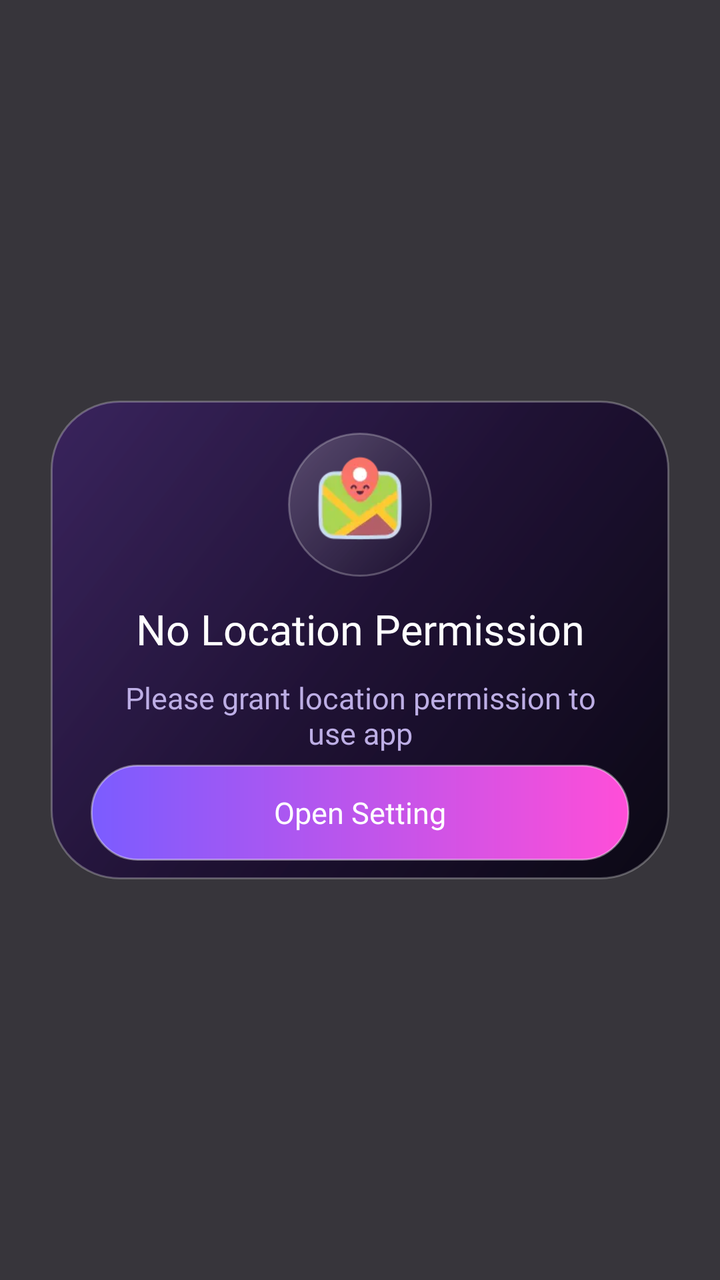
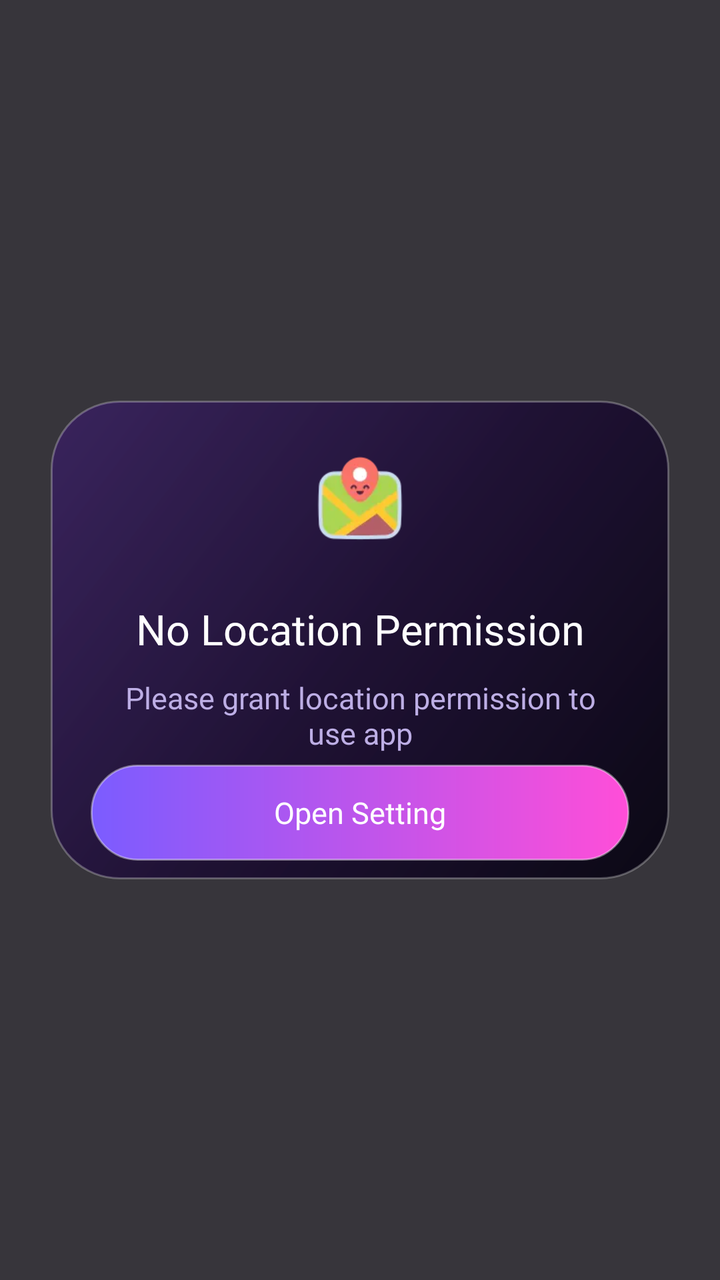

Compare the two renders of this Android layout. The source of the first and the diff that turns it into the second are given below.
<!-- AndroidManifest.xml: application theme Theme.BaseProject -->
<!-- res/layout/dialog_no_location.xml -->
<?xml version="1.0" encoding="utf-8"?>
<androidx.constraintlayout.widget.ConstraintLayout xmlns:android="http://schemas.android.com/apk/res/android"
    xmlns:app="http://schemas.android.com/apk/res-auto"
    android:layout_width="match_parent"
    android:layout_height="match_parent"
    android:animateLayoutChanges="true"
    android:background="#CC05030A">

    <View
        android:id="@+id/bg_parent"
        android:layout_width="0dp"
        android:layout_height="0dp"
        android:background="@drawable/bg_modal_glass"
        app:layout_constraintBottom_toBottomOf="parent"
        app:layout_constraintDimensionRatio="344:266"
        app:layout_constraintEnd_toEndOf="parent"
        app:layout_constraintStart_toStartOf="parent"
        app:layout_constraintTop_toTopOf="parent"
        app:layout_constraintWidth_percent="0.86" />

    <ImageView
        android:id="@+id/ivThumb"
        android:layout_width="0dp"
        android:layout_height="0dp"
        android:layout_marginTop="16dp"
        android:background="@drawable/bg_glass_icon_button"
        android:padding="12dp"
        android:scaleType="fitCenter"
        android:src="@drawable/ic_map"
        app:layout_constraintDimensionRatio="1"
        app:layout_constraintEnd_toEndOf="@+id/bg_parent"
        app:layout_constraintStart_toStartOf="@+id/bg_parent"
        app:layout_constraintTop_toTopOf="@id/bg_parent"
        app:layout_constraintWidth_percent="0.2" />

    <TextView
        android:id="@+id/tvDeleteItem"
        android:layout_width="0dp"
        android:layout_height="wrap_content"
        android:layout_marginHorizontal="22dp"
        android:layout_marginTop="12dp"
        android:ellipsize="end"
        android:fontFamily="@font/inter_black"
        android:gravity="center"
        android:maxLines="1"
        android:text="No Location Permission"
        android:textColor="@color/white"
        android:textSize="21sp"
        app:layout_constraintEnd_toEndOf="@id/bg_parent"
        app:layout_constraintStart_toStartOf="@id/bg_parent"
        app:layout_constraintTop_toBottomOf="@id/ivThumb" />

    <TextView
        android:id="@+id/tvAreYouSure"
        android:layout_width="0dp"
        android:layout_height="wrap_content"
        android:layout_marginHorizontal="28dp"
        android:layout_marginTop="10dp"
        android:fontFamily="@font/inter_medium"
        android:gravity="center"
        android:text="Please grant location permission to use app"
        android:textColor="#BDAEE5"
        android:textSize="15sp"
        app:layout_constraintEnd_toEndOf="@id/bg_parent"
        app:layout_constraintStart_toStartOf="@id/bg_parent"
        app:layout_constraintTop_toBottomOf="@id/tvDeleteItem" />

    <TextView
        android:id="@+id/tvOpenSetting"
        android:layout_width="0dp"
        android:layout_height="48dp"
        android:layout_marginHorizontal="20dp"
        android:layout_marginTop="12dp"
        android:layout_marginBottom="16dp"
        android:background="@drawable/bg_gradient_update_button"
        android:clickable="true"
        android:ellipsize="end"
        android:focusable="true"
        android:fontFamily="@font/inter_black"
        android:gravity="center"
        android:maxLines="1"
        android:paddingHorizontal="10dp"
        android:text="Open Setting"
        android:textColor="@color/white"
        android:textSize="15sp"
        app:layout_constraintBottom_toBottomOf="@id/bg_parent"
        app:layout_constraintEnd_toEndOf="@id/bg_parent"
        app:layout_constraintHorizontal_chainStyle="packed"
        app:layout_constraintStart_toStartOf="@id/bg_parent"
        app:layout_constraintTop_toBottomOf="@id/tvAreYouSure" />

</androidx.constraintlayout.widget.ConstraintLayout>
<!-- resources referenced by this layout -->
<resources>
  <color name="white">#FFFFFFFF</color>
  <!-- drawable bg_glass_icon_button (drawable) -->
  <?xml version="1.0" encoding="utf-8"?>
  <ripple xmlns:android="http://schemas.android.com/apk/res/android"
      android:color="#33FFFFFF">
      <item>
          <shape android:shape="oval">
              <gradient
                  android:angle="315"
                  android:endColor="#33110922"
                  android:startColor="#36FFFFFF" />
              <stroke
                  android:width="1dp"
                  android:color="#40FFFFFF" />
          </shape>
      </item>
  </ripple>
  <!-- drawable bg_gradient_update_button (drawable) -->
  <?xml version="1.0" encoding="utf-8"?>
  <ripple xmlns:android="http://schemas.android.com/apk/res/android"
      android:color="#55FFFFFF">
      <item>
          <shape android:shape="rectangle">
              <gradient
                  android:angle="0"
                  android:endColor="#FF4ED8"
                  android:startColor="#7B5CFF" />
              <corners android:radius="23dp" />
              <stroke
                  android:width="1dp"
                  android:color="#66FFFFFF" />
          </shape>
      </item>
  </ripple>
  <!-- drawable bg_modal_glass (drawable) -->
  <?xml version="1.0" encoding="utf-8"?>
  <shape xmlns:android="http://schemas.android.com/apk/res/android">
      <gradient
          android:angle="315"
          android:centerColor="#E51C0D33"
          android:endColor="#F1080512"
          android:startColor="#C93A1F66" />
      <corners android:radius="34dp" />
      <stroke
          android:width="1dp"
          android:color="#44FFFFFF" />
  </shape>
  <!-- drawable ic_map: webp bitmap (drawable, 1754 bytes) -->
  <style name="Theme.BaseProject" parent="Base.Theme.BaseProject" />
  <style name="Base.Theme.BaseProject" parent="Theme.MaterialComponents.Light.NoActionBar">
          
          <item name="colorPrimary">@color/purple_500</item>
          <item name="colorPrimaryVariant">@color/purple_700</item>
          <item name="colorOnPrimary">@color/white</item>
          
          <item name="colorSecondary">@color/teal_200</item>
          <item name="colorSecondaryVariant">@color/teal_700</item>
          <item name="colorOnSecondary">@color/black</item>
          
          <item name="android:statusBarColor">?attr/colorPrimaryVariant</item>
          
          
          <item name="android:colorControlHighlight">@color/ripple_color_main</item>
      </style>
  <color name="purple_500">#FF6200EE</color>
  <color name="purple_700">#FF3700B3</color>
  <color name="teal_200">#FF03DAC5</color>
  <color name="teal_700">#FF018786</color>
  <color name="black">#FF000000</color>
  <color name="ripple_color_main">#2DE14EFE</color>
</resources>

<!-- the commit's change to res/layout/dialog_no_location.xml (unified diff, before → after) -->
@@ -23,7 +23,6 @@
         android:layout_width="0dp"
         android:layout_height="0dp"
         android:layout_marginTop="16dp"
-        android:background="@drawable/bg_glass_icon_button"
         android:padding="12dp"
         android:scaleType="fitCenter"
         android:src="@drawable/ic_map"
<!-- resource entries referenced after the edit -->
@@ -1,22 +1,6 @@
 <!-- resources referenced by this layout -->
 <resources>
   <color name="white">#FFFFFFFF</color>
-  <!-- drawable bg_glass_icon_button (drawable) -->
-  <?xml version="1.0" encoding="utf-8"?>
-  <ripple xmlns:android="http://schemas.android.com/apk/res/android"
-      android:color="#33FFFFFF">
-      <item>
-          <shape android:shape="oval">
-              <gradient
-                  android:angle="315"
-                  android:endColor="#33110922"
-                  android:startColor="#36FFFFFF" />
-              <stroke
-                  android:width="1dp"
-                  android:color="#40FFFFFF" />
-          </shape>
-      </item>
-  </ripple>
   <!-- drawable bg_gradient_update_button (drawable) -->
   <?xml version="1.0" encoding="utf-8"?>
   <ripple xmlns:android="http://schemas.android.com/apk/res/android"
